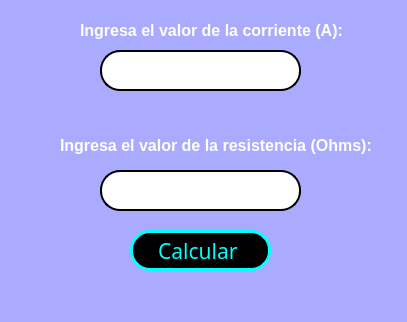
Old version of the form Unidad I/Tareas/E09_LeyOHM.ui in the repository P4B11nn/PIP_2025_Unidad1_Eq5.
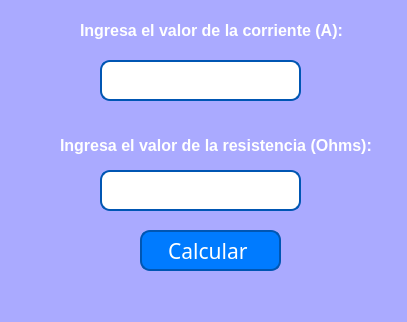
New version of the form.

Patch:
```diff
--- a/Unidad I/Tareas/E09_LeyOHM.ui
+++ b/Unidad I/Tareas/E09_LeyOHM.ui
@@ -20,7 +20,7 @@
    <widget class="QPushButton" name="btn_calcular_voltaje">
     <property name="geometry">
      <rect>
-      <x>130</x>
+      <x>140</x>
       <y>230</y>
       <width>141</width>
       <height>41</height>
@@ -33,10 +33,19 @@
      </font>
     </property>
     <property name="styleSheet">
-     <string notr="true">background-color:black;
-color: cyan;
-border-radius: 20px;
-border: 3px solid cyan</string>
+     <string notr="true">QPushButton:pressed {
+    background-color: #003f7f; 
+    border: 2px solid #002f5f; 
+}
+
+QPushButton {
+    background-color: #007BFF;
+    color: white;
+    border-radius: 10px;
+    border: 2px solid #0056b3;
+    padding: 5px 10px;
+  
+}</string>
     </property>
     <property name="text">
      <string>Calcular </string>
@@ -70,7 +79,7 @@
     <property name="geometry">
      <rect>
       <x>100</x>
-      <y>50</y>
+      <y>60</y>
       <width>201</width>
       <height>41</height>
      </rect>
@@ -86,8 +95,10 @@
     </property>
     <property name="styleSheet">
      <string notr="true">background-color:white;
-border-radius: 20px;
-border: 2px solid black;
+border-radius: 10px;
+border: 2px solid #0056b3;
+
+
 </string>
     </property>
     <property name="text">
@@ -117,8 +128,10 @@
     </property>
     <property name="styleSheet">
      <string notr="true">background-color:white;
-border-radius: 20px;
-border: 2px solid black;
+border-radius: 10px;
+border: 2px solid #0056b3;
+
+
 </string>
     </property>
     <property name="text">
```
